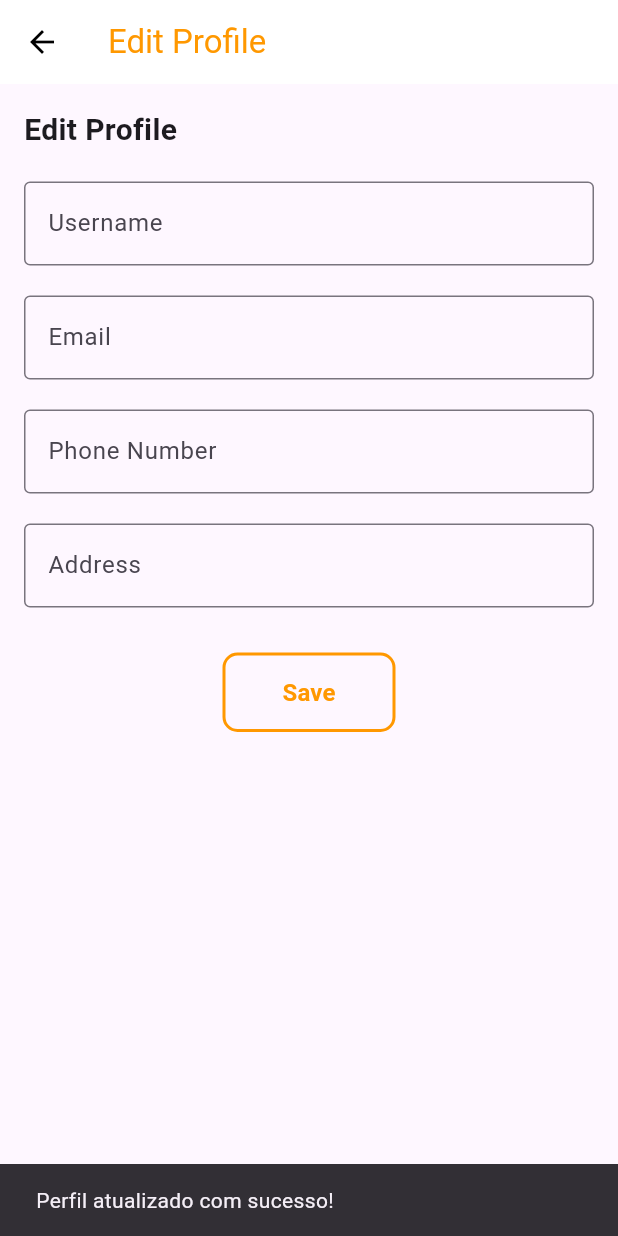
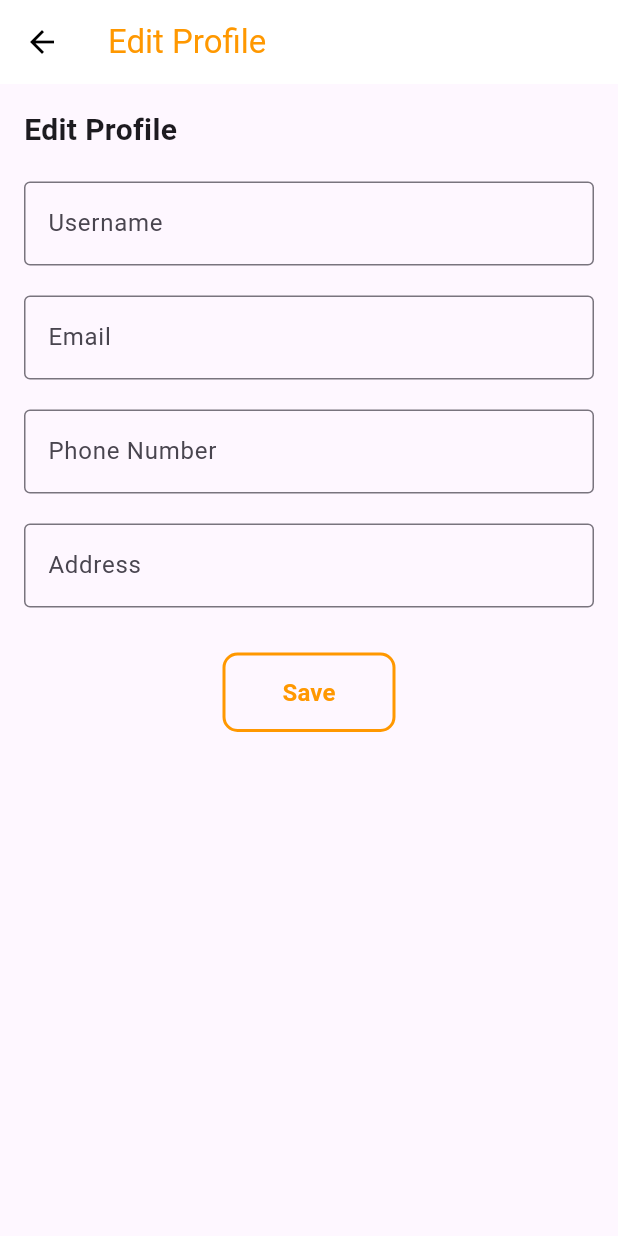
Before and after one commit to Theproxycos/pulse_gym, a Flutter app: the EditProfile screen opened directly with empty values, after a tap on "Save", on a phone screen of 412 x 824 dp. Run offline on Flutter 3.47's test engine with Material 3 defaults, Android fonts, the phone set to English and light mode, and no system bars; our stand-ins replace cloud_firestore, easy_date_timeline, email_validator, firebase_core, firebase_storage, fl_chart and 2 more; accounts and stored records are empty.

Commit message:
removi mensagens que ja nao eram uteis

```diff
--- a/lib/screens/WorkoutDetailPage.dart
+++ b/lib/screens/WorkoutDetailPage.dart
@@ -80,9 +80,9 @@ class _WorkoutDetailPageState extends State<WorkoutDetailPage> {
         workoutCard,
       );
 
-      ScaffoldMessenger.of(context).showSnackBar(
-        const SnackBar(content: Text('Workout updated successfully!')),
-      );
+      // ScaffoldMessenger.of(context).showSnackBar(
+      //   const SnackBar(content: Text('Workout updated successfully!')),
+      // );
     } catch (e) {
       ScaffoldMessenger.of(context).showSnackBar(
         SnackBar(content: Text('Failed to update workout: $e')),
--- a/lib/screens/editprofile.dart
+++ b/lib/screens/editprofile.dart
@@ -51,9 +51,9 @@ class _EditProfileState extends State<EditProfile> {
       'address': _addressController.text,
     });
 
-    ScaffoldMessenger.of(context).showSnackBar(
-      SnackBar(content: Text('Perfil atualizado com sucesso!')),
-    );
+    // ScaffoldMessenger.of(context).showSnackBar(
+    //   SnackBar(content: Text('Perfil atualizado com sucesso!')),
+    // );
   }
 
   @override
--- a/lib/screens/login.dart
+++ b/lib/screens/login.dart
@@ -71,9 +71,9 @@ class _LoginFormState extends State<LoginForm> {
         // Login successful
         String userId = snapshot.docs.first.id; // Get the userId (document ID)
         // print('loginpage: $userId'); // Debugging
-        ScaffoldMessenger.of(context).showSnackBar(
-          const SnackBar(content: Text('Login successful!')),
-        );
+        // ScaffoldMessenger.of(context).showSnackBar(
+        //   const SnackBar(content: Text('Login successful!')),
+        // );
 
         // Save userId to SharedPreferences
         final prefs = await SharedPreferences.getInstance();
```
